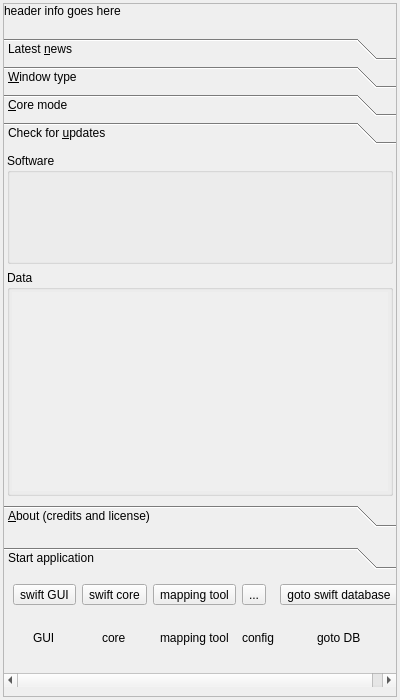
Before: the Qt Designer form src/swiftlauncher/swiftlauncher.ui in swift-project/pilotclient, drawn with Qt 5.
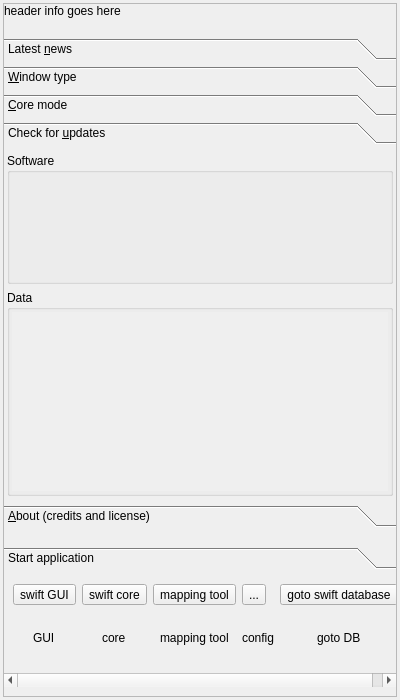
After: the same form once the commit is applied. Icons and pictures are not drawn. Custom widgets are drawn as their Qt base class.

What changed in the file:
```diff
--- a/src/swiftlauncher/swiftlauncher.ui
+++ b/src/swiftlauncher/swiftlauncher.ui
@@ -475,7 +475,7 @@
                    <property name="minimumSize">
                     <size>
                      <width>0</width>
-                     <height>80</height>
+                     <height>100</height>
                     </size>
                    </property>
                   </widget>
@@ -515,7 +515,7 @@
                       <x>0</x>
                       <y>0</y>
                       <width>376</width>
-                      <height>199</height>
+                      <height>179</height>
                      </rect>
                     </property>
                     <layout class="QVBoxLayout" name="vl_DataUpdatesScrollArea">
```
Left out of the diff: 16 changed lines with no effect on the pictures.
